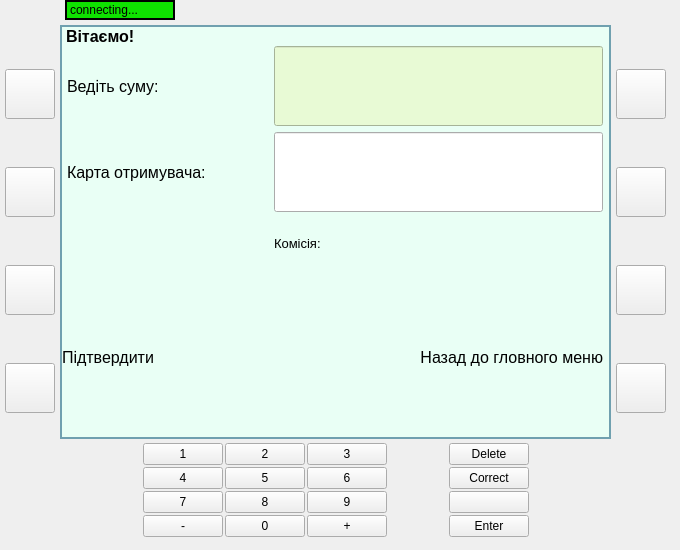
Above: ATM_Project/mainwindow.ui from artikgak/MOOP_ATM before the change. Below: the same form after it.
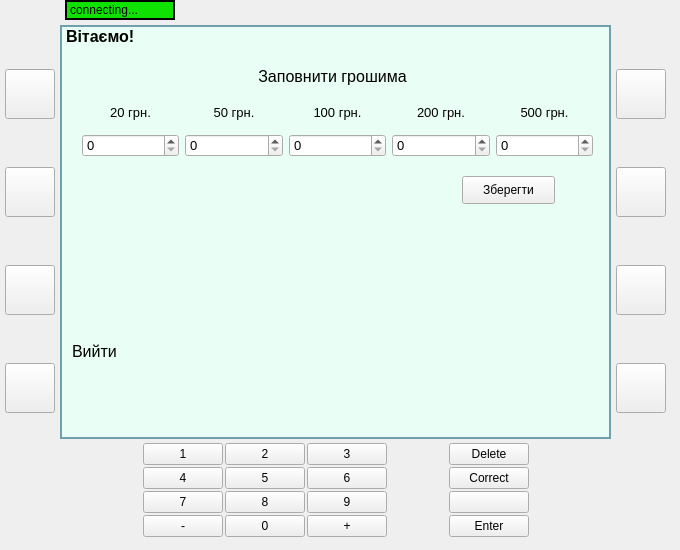
That is the form after the change. Icons and pictures are not drawn.

Commit message: [Tests] admin window

```diff
--- a/ATM_Project/mainwindow.ui
+++ b/ATM_Project/mainwindow.ui
@@ -98,6 +98,11 @@
             <height>16777215</height>
            </size>
           </property>
+          <property name="font">
+           <font>
+            <pointsize>12</pointsize>
+           </font>
+          </property>
           <property name="styleSheet">
            <string notr="true">QStackedWidget{
 border-color:  #70A0AF;
@@ -110,7 +115,7 @@
 </string>
           </property>
           <property name="currentIndex">
-           <number>4</number>
+           <number>12</number>
           </property>
           <widget class="QWidget" name="welcome_p">
            <widget class="QPushButton" name="inputCard">
@@ -2229,6 +2234,192 @@
             </property>
            </widget>
           </widget>
+          <widget class="QWidget" name="page_2">
+           <widget class="QLabel" name="label_21">
+            <property name="geometry">
+             <rect>
+              <x>0</x>
+              <y>10</y>
+              <width>541</width>
+              <height>41</height>
+             </rect>
+            </property>
+            <property name="font">
+             <font>
+              <pointsize>12</pointsize>
+             </font>
+            </property>
+            <property name="text">
+             <string>Заповнити грошима</string>
+            </property>
+            <property name="alignment">
+             <set>Qt::AlignCenter</set>
+            </property>
+           </widget>
+           <widget class="QWidget" name="gridLayoutWidget_2">
+            <property name="geometry">
+             <rect>
+              <x>20</x>
+              <y>50</y>
+              <width>511</width>
+              <height>61</height>
+             </rect>
+            </property>
+            <layout class="QGridLayout" name="gridLayout_3">
+             <item row="0" column="2">
+              <widget class="QLabel" name="label_26">
+               <property name="font">
+                <font>
+                 <pointsize>10</pointsize>
+                </font>
+               </property>
+               <property name="text">
+                <string>100 грн.</string>
+               </property>
+               <property name="alignment">
+                <set>Qt::AlignCenter</set>
+               </property>
+              </widget>
+             </item>
+             <item row="0" column="4">
+              <widget class="QLabel" name="label_31">
+               <property name="font">
+                <font>
+                 <pointsize>10</pointsize>
+                </font>
+               </property>
+               <property name="text">
+                <string>500 грн.</string>
+               </property>
+               <property name="alignment">
+                <set>Qt::AlignCenter</set>
+               </property>
+              </widget>
+             </item>
+             <item row="0" column="1">
+              <widget class="QLabel" name="label_25">
+               <property name="font">
+                <font>
+                 <pointsize>10</pointsize>
+                </font>
+               </property>
+               <property name="text">
+                <string>50 грн.</string>
+               </property>
+               <property name="alignment">
+                <set>Qt::AlignCenter</set>
+               </property>
+              </widget>
+             </item>
+             <item row="0" column="0">
+              <widget class="QLabel" name="label_22">
+               <property name="font">
+                <font>
+                 <pointsize>10</pointsize>
+                </font>
+               </property>
+               <property name="text">
+                <string>20 грн.</string>
+               </property>
+               <property name="alignment">
+                <set>Qt::AlignCenter</set>
+               </property>
+              </widget>
+             </item>
+             <item row="0" column="3">
+              <widget class="QLabel" name="label_27">
+               <property name="font">
+                <font>
+                 <pointsize>10</pointsize>
+                </font>
+               </property>
+               <property name="text">
+                <string>200 грн.</string>
+               </property>
+               <property name="alignment">
+                <set>Qt::AlignCenter</set>
+               </property>
+              </widget>
+             </item>
+             <item row="1" column="0">
+              <widget class="QSpinBox" name="spinBox">
+               <property name="font">
+                <font>
+                 <pointsize>10</pointsize>
+                </font>
+               </property>
+              </widget>
+             </item>
+             <item row="1" column="1">
+              <widget class="QSpinBox" name="spinBox_2">
+               <property name="font">
+                <font>
+                 <pointsize>10</pointsize>
+                </font>
+               </property>
+              </widget>
+             </item>
+             <item row="1" column="2">
+              <widget class="QSpinBox" name="spinBox_3">
+               <property name="font">
+                <font>
+                 <pointsize>10</pointsize>
+                </font>
+               </property>
+              </widget>
+             </item>
+             <item row="1" column="3">
+              <widget class="QSpinBox" name="spinBox_4">
+               <property name="font">
+                <font>
+                 <pointsize>10</pointsize>
+                </font>
+               </property>
+              </widget>
+             </item>
+             <item row="1" column="4">
+              <widget class="QSpinBox" name="spinBox_5">
+               <property name="font">
+                <font>
+                 <pointsize>10</pointsize>
+                </font>
+               </property>
+              </widget>
+             </item>
+            </layout>
+           </widget>
+           <widget class="QPushButton" name="pushButton">
+            <property name="geometry">
+             <rect>
+              <x>400</x>
+              <y>130</y>
+              <width>93</width>
+              <height>28</height>
+             </rect>
+            </property>
+            <property name="text">
+             <string>Зберегти</string>
+            </property>
+           </widget>
+           <widget class="QLabel" name="label_33">
+            <property name="geometry">
+             <rect>
+              <x>10</x>
+              <y>290</y>
+              <width>81</width>
+              <height>31</height>
+             </rect>
+            </property>
+            <property name="font">
+             <font>
+              <pointsize>12</pointsize>
+             </font>
+            </property>
+            <property name="text">
+             <string>Вийти</string>
+            </property>
+           </widget>
+          </widget>
          </widget>
         </item>
        </layout>
```
The commit also changes 2 other files.
